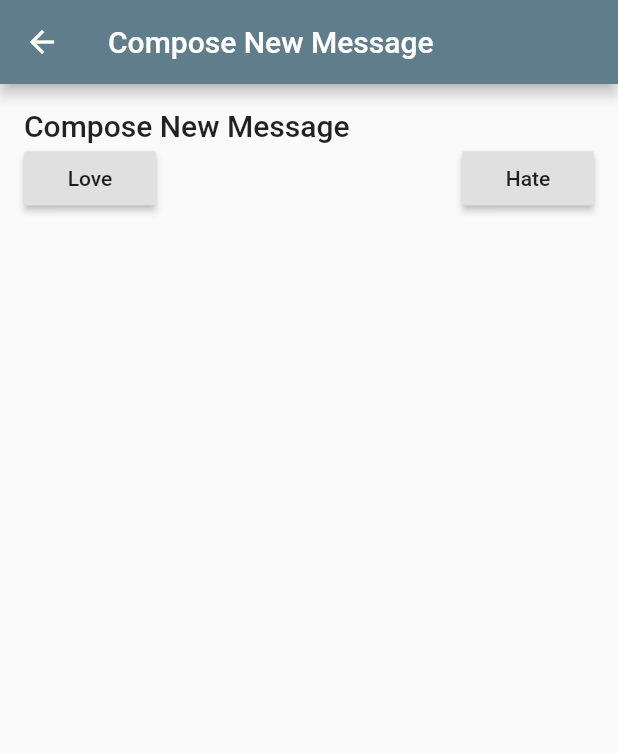
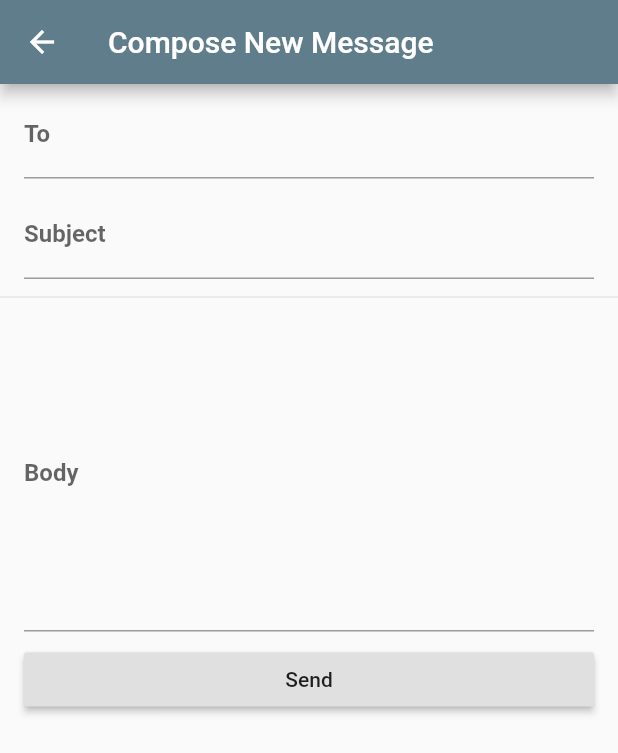
Before and after one commit to offlineprogrammer/email_app, a Flutter app: the screen it shows after launch, after a tap on the "add" icon, on a phone screen of 412 x 824 dp. Shown: the top 753 px of the screen. Run offline on Flutter 3.47's test engine with Material 2 defaults, Android fonts, the phone set to English and light mode, and no system bars; generated files the repository leaves out were written again; network calls fail.

```diff
--- a/lib/compose_button.dart
+++ b/lib/compose_button.dart
@@ -1,21 +1,28 @@
+import 'package:email_app/message.dart';
 import 'package:email_app/message_compose.dart';
 import 'package:flutter/material.dart';
 
 class ComposeButton extends StatelessWidget {
+  final List<Message> messages;
+  ComposeButton(this.messages);
+
   @override
   Widget build(BuildContext context) {
     return FloatingActionButton(
       child: Icon(Icons.add),
       onPressed: () async {
-        String intention = await Navigator.push(
+        Message message = await Navigator.push(
             context,
             MaterialPageRoute(
                 builder: (BuildContext context) => MessageCompose()));
 
-        Scaffold.of(context).showSnackBar(SnackBar(
-          content: Text('Your message has been sent with $intention'),
-          backgroundColor: Colors.green,
-        ));
+        if (message != null) {
+          messages.add(message);
+          Scaffold.of(context).showSnackBar(SnackBar(
+            content: Text('Your message has been sent  '),
+            backgroundColor: Colors.green,
+          ));
+        }
       },
     );
   }
--- a/lib/message_compose.dart
+++ b/lib/message_compose.dart
@@ -1,39 +1,81 @@
+import 'package:email_app/message.dart';
 import 'package:flutter/material.dart';
 
-class MessageCompose extends StatelessWidget {
+class MessageCompose extends StatefulWidget {
+  @override
+  _MessageComposeState createState() => _MessageComposeState();
+}
+
+class _MessageComposeState extends State<MessageCompose> {
+  String to = '';
+  String subject = '';
+  String body = '';
+
+  final key = GlobalKey<FormState>();
   @override
   Widget build(BuildContext context) {
     return Scaffold(
       appBar: AppBar(
         title: Text('Compose New Message'),
       ),
-      body: Container(
-        padding: EdgeInsets.all(16),
+      body: SingleChildScrollView(
+        child: Form(
+          key: key,
           child: Column(
             crossAxisAlignment: CrossAxisAlignment.start,
             children: [
-            Text(
-              'Compose New Message',
-              style: Theme.of(context).textTheme.title,
+              ListTile(
+                title: TextFormField(
+                  validator: (value) =>
+                      !value.contains('@') ? 'Must be a valid email' : null,
+                  onSaved: (value) => to = value,
+                  decoration: InputDecoration(
+                      labelText: 'To',
+                      labelStyle: TextStyle(fontWeight: FontWeight.bold)),
                 ),
-            Row(
-              mainAxisAlignment: MainAxisAlignment.spaceBetween,
-              children: [
-                RaisedButton(
-                  child: Text('Love'),
+              ),
+              ListTile(
+                title: TextFormField(
+                  validator: (value) {
+                    int len = value.length;
+                    if (len == 0) {
+                      return 'Must include a value';
+                    } else if (len < 4) {
+                      return 'Must be at least 4';
+                    }
+                    return null;
+                  },
+                  onSaved: (value) => subject = value,
+                  decoration: InputDecoration(
+                      labelText: 'Subject',
+                      labelStyle: TextStyle(fontWeight: FontWeight.bold)),
+                ),
+              ),
+              Divider(),
+              ListTile(
+                title: TextFormField(
+                  onSaved: (value) => body = value,
+                  decoration: InputDecoration(
+                      labelText: 'Body',
+                      labelStyle: TextStyle(fontWeight: FontWeight.bold)),
+                  maxLines: 9,
+                ),
+              ),
+              ListTile(
+                title: RaisedButton(
+                  child: Text('Send'),
                   onPressed: () {
-                    Navigator.pop(context, 'Love');
+                    if (this.key.currentState.validate()) {
+                      this.key.currentState.save();
+                      Message message = Message(subject, body);
+
+                      Navigator.pop(context, message);
+                    }
                   },
                 ),
-                RaisedButton(
-                  child: Text('Hate'),
-                  onPressed: () {
-                    Navigator.pop(context, 'Hate');
-                  },
               )
             ],
-            )
-          ],
+          ),
         ),
       ),
     );
--- a/lib/message_list.dart
+++ b/lib/message_list.dart
@@ -18,10 +18,16 @@ class MessageList extends StatefulWidget {
 }
 
 class _MessageListState extends State<MessageList> {
-  Future<List<Message>> messages;
+  Future<List<Message>> future;
+  List<Message> _messages;
+
+  void fetch() async {
+    future = Message.browse();
+    _messages = await future;
+  }
 
   void initState() {
-    messages = Message.browse();
+    fetch();
     super.initState();
   }
 
@@ -33,17 +39,17 @@ class _MessageListState extends State<MessageList> {
         actions: [
           IconButton(
             icon: Icon(Icons.refresh),
-            onPressed: () {
-              var _messages = Message.browse();
+            onPressed: () async {
+              var _messages = await Message.browse();
               setState(() {
-                messages = _messages;
+                _messages = _messages;
               });
             },
           )
         ],
       ),
       body: FutureBuilder(
-        future: messages,
+        future: future,
         builder: (BuildContext context, AsyncSnapshot<dynamic> snapshot) {
           switch (snapshot.connectionState) {
             case ConnectionState.none:
@@ -85,7 +91,7 @@ class _MessageListState extends State<MessageList> {
           }
         },
       ),
-      floatingActionButton: ComposeButton(),
+      floatingActionButton: ComposeButton(_messages),
     );
   }
 }
```
Lines whose indentation alone changed are shown as unchanged.
